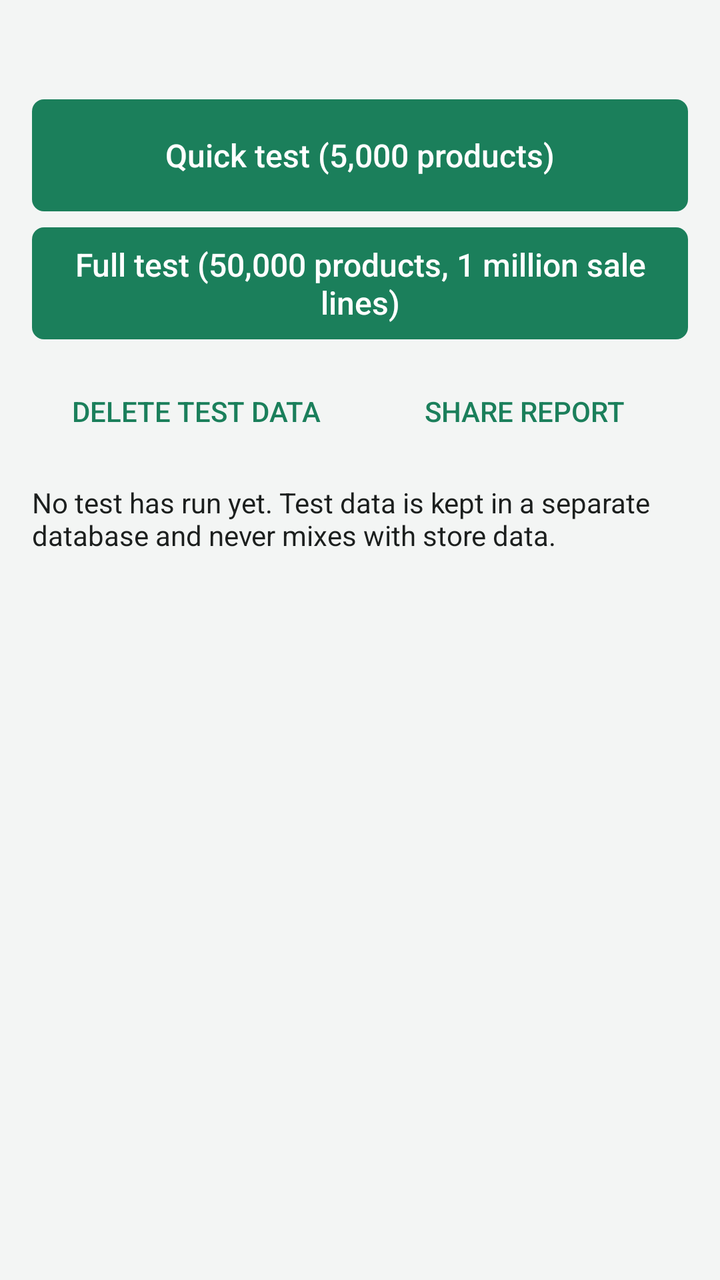
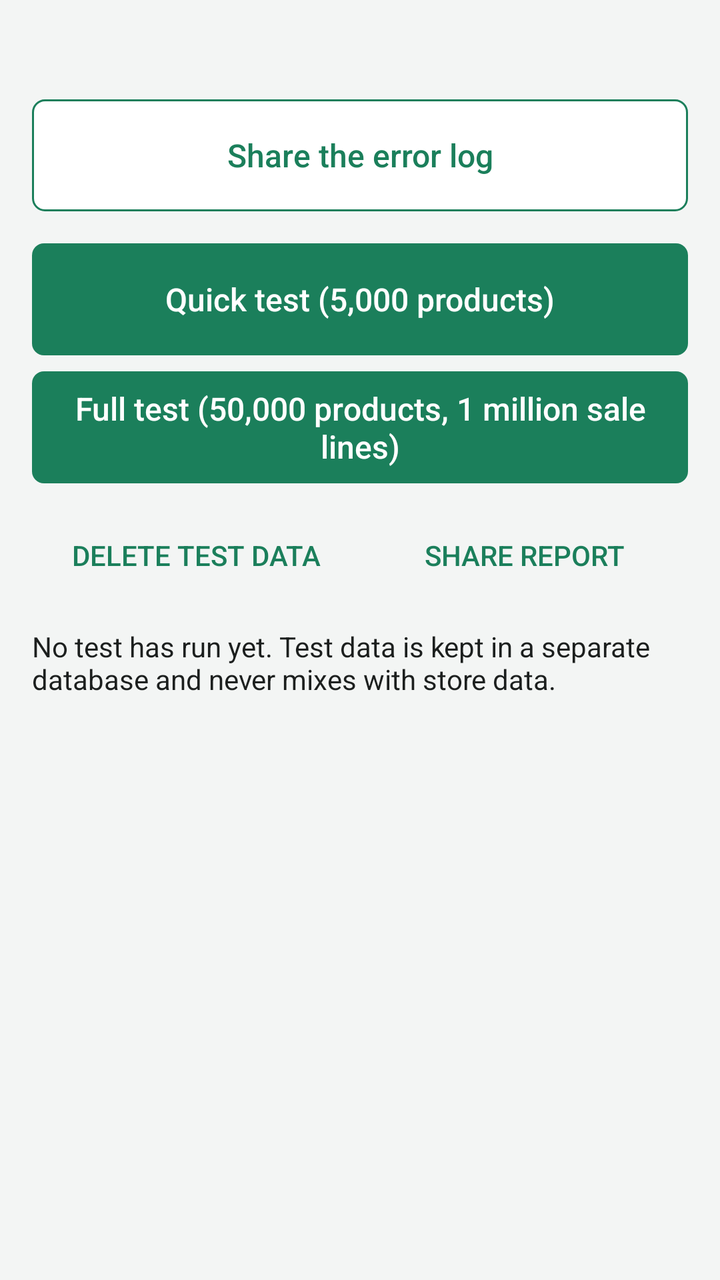

Compare the two renders of this Android layout. The source of the first and the diff that turns it into the second are given below.
<!-- AndroidManifest.xml: application theme Theme.Lekas -->
<!-- res/layout/activity_diagnostics.xml -->
<?xml version="1.0" encoding="utf-8"?>
<ScrollView xmlns:android="http://schemas.android.com/apk/res/android"
    android:layout_width="match_parent"
    android:layout_height="match_parent">

    <LinearLayout
        android:layout_width="match_parent"
        android:layout_height="wrap_content"
        android:orientation="vertical"
        android:padding="16dp">

        <TextView
            android:id="@+id/device"
            android:layout_width="match_parent"
            android:layout_height="wrap_content"
            android:textAppearance="@style/Text.Lekas.Caption"
            android:textIsSelectable="true" />

        <Button
            android:id="@+id/run_quick"
            style="@style/Widget.Lekas.Button.Primary"
            android:layout_width="match_parent"
            android:layout_height="wrap_content"
            android:layout_marginTop="16dp"
            android:text="@string/diag_run_quick" />

        <Button
            android:id="@+id/run_full"
            style="@style/Widget.Lekas.Button.Primary"
            android:layout_width="match_parent"
            android:layout_height="wrap_content"
            android:layout_marginTop="8dp"
            android:text="@string/diag_run_full" />

        <LinearLayout
            style="?android:attr/buttonBarStyle"
            android:layout_width="match_parent"
            android:layout_height="wrap_content"
            android:layout_marginTop="8dp"
            android:orientation="horizontal">

            <Button
                android:id="@+id/cancel"
                style="?android:attr/buttonBarButtonStyle"
                android:layout_width="0dp"
                android:layout_height="wrap_content"
                android:layout_weight="1"
                android:minHeight="56dp"
                android:text="@string/diag_cancel"
                android:visibility="gone" />

            <Button
                android:id="@+id/delete"
                style="?android:attr/buttonBarButtonStyle"
                android:layout_width="0dp"
                android:layout_height="wrap_content"
                android:layout_weight="1"
                android:minHeight="56dp"
                android:text="@string/diag_delete" />

            <Button
                android:id="@+id/share"
                style="?android:attr/buttonBarButtonStyle"
                android:layout_width="0dp"
                android:layout_height="wrap_content"
                android:layout_weight="1"
                android:minHeight="56dp"
                android:text="@string/diag_share" />
        </LinearLayout>

        <ProgressBar
            android:id="@+id/progress"
            style="@android:style/Widget.Material.ProgressBar.Horizontal"
            android:layout_width="match_parent"
            android:layout_height="wrap_content"
            android:layout_marginTop="16dp"
            android:visibility="gone" />

        <TextView
            android:id="@+id/state"
            android:layout_width="match_parent"
            android:layout_height="wrap_content"
            android:layout_marginTop="8dp"
            android:text="@string/diag_idle"
            android:textAppearance="@style/Text.Lekas.Body" />

        <HorizontalScrollView
            android:layout_width="match_parent"
            android:layout_height="wrap_content"
            android:layout_marginTop="8dp">

            <TextView
                android:id="@+id/report"
                android:layout_width="wrap_content"
                android:layout_height="wrap_content"
                android:textColor="@color/text_primary"
                android:textIsSelectable="true"
                android:textSize="11sp"
                android:typeface="monospace" />
        </HorizontalScrollView>
    </LinearLayout>
</ScrollView>
<!-- resources referenced by this layout -->
<resources>
  <color name="text_primary">#1C1F1E</color>
  <string name="diag_cancel">Stop</string>
  <string name="diag_delete">Delete test data</string>
  <string name="diag_idle">No test has run yet. Test data is kept in a separate database and never mixes with store data.</string>
  <string name="diag_run_full">Full test (50,000 products, 1 million sale lines)</string>
  <string name="diag_run_quick">Quick test (5,000 products)</string>
  <string name="diag_share">Share report</string>
  <style name="Text.Lekas.Body" parent="android:TextAppearance.Material.Body1">
          <item name="android:textColor">@color/text_primary</item>
      </style>
  <style name="Text.Lekas.Caption" parent="android:TextAppearance.Material.Caption">
          <item name="android:textColor">@color/text_secondary</item>
          <item name="android:textSize">13sp</item>
      </style>
  <style name="Widget.Lekas.Button.Primary">
          <item name="android:background">@drawable/btn_primary</item>
          <item name="android:textColor">@color/text_on_brand</item>
      </style>
  <style name="Theme.Lekas" parent="android:Theme.Material.Light.NoActionBar">
          <item name="android:colorPrimary">@color/brand</item>
          <item name="android:colorPrimaryDark">@color/brand_dark</item>
          <item name="android:colorAccent">@color/brand</item>
          <item name="android:windowBackground">@color/bg</item>
          <item name="android:statusBarColor">@color/brand_dark</item>
          <item name="android:textColorPrimary">@color/text_primary</item>
          <item name="android:textColorSecondary">@color/text_secondary</item>
          <item name="android:buttonStyle">@style/Widget.Lekas.Button</item>
          <item name="android:alertDialogTheme">@style/Theme.Lekas.Dialog</item>
      </style>
  <color name="text_secondary">#5B6461</color>
  <!-- drawable btn_primary (drawable) -->
  <?xml version="1.0" encoding="utf-8"?>
  <ripple xmlns:android="http://schemas.android.com/apk/res/android"
      android:color="#33FFFFFF">
      <item>
          <selector>
              <item android:state_enabled="false">
                  <shape android:shape="rectangle">
                      <corners android:radius="6dp" />
                      <solid android:color="#9DB8AD" />
                  </shape>
              </item>
              <item>
                  <shape android:shape="rectangle">
                      <corners android:radius="6dp" />
                      <solid android:color="@color/brand" />
                  </shape>
              </item>
          </selector>
      </item>
  </ripple>
  <color name="text_on_brand">#FFFFFF</color>
  <color name="brand">#1B7F5B</color>
  <color name="brand_dark">#145E43</color>
  <color name="bg">#F3F5F4</color>
  <style name="Widget.Lekas.Button" parent="android:Widget.Material.Button">
          <item name="android:minHeight">56dp</item>
          <item name="android:minWidth">88dp</item>
          <item name="android:textSize">16sp</item>
          <item name="android:textAllCaps">false</item>
          <item name="android:stateListAnimator">@null</item>
      </style>
  <style name="Theme.Lekas.Dialog" parent="android:Theme.Material.Light.Dialog.Alert">
          <item name="android:colorAccent">@color/brand</item>
          <item name="android:colorPrimary">@color/brand</item>
      </style>
</resources>

<!-- the commit's change to res/layout/activity_diagnostics.xml (unified diff, before → after) -->
@@ -15,6 +15,14 @@
             android:layout_height="wrap_content"
             android:textAppearance="@style/Text.Lekas.Caption"
             android:textIsSelectable="true" />
+
+        <Button
+            android:id="@+id/share_log"
+            style="@style/Widget.Lekas.Button.Secondary"
+            android:layout_width="match_parent"
+            android:layout_height="wrap_content"
+            android:layout_marginTop="16dp"
+            android:text="@string/diag_share_log" />
 
         <Button
             android:id="@+id/run_quick"
<!-- resource entries referenced after the edit -->
@@ -7,6 +7,7 @@
   <string name="diag_run_full">Full test (50,000 products, 1 million sale lines)</string>
   <string name="diag_run_quick">Quick test (5,000 products)</string>
   <string name="diag_share">Share report</string>
+  <string name="diag_share_log">Share the error log</string>
   <style name="Text.Lekas.Body" parent="android:TextAppearance.Material.Body1">
           <item name="android:textColor">@color/text_primary</item>
       </style>
@@ -17,6 +18,10 @@
   <style name="Widget.Lekas.Button.Primary">
           <item name="android:background">@drawable/btn_primary</item>
           <item name="android:textColor">@color/text_on_brand</item>
+      </style>
+  <style name="Widget.Lekas.Button.Secondary">
+          <item name="android:background">@drawable/btn_secondary</item>
+          <item name="android:textColor">@color/secondary_button_text</item>
       </style>
   <style name="Theme.Lekas" parent="android:Theme.Material.Light.NoActionBar">
           <item name="android:colorPrimary">@color/brand</item>
@@ -66,5 +71,7 @@
           <item name="android:colorAccent">@color/brand</item>
           <item name="android:colorPrimary">@color/brand</item>
       </style>
+  <color name="surface">#FFFFFF</color>
+  <color name="divider">#DDE3E0</color>
 </resources>
 
